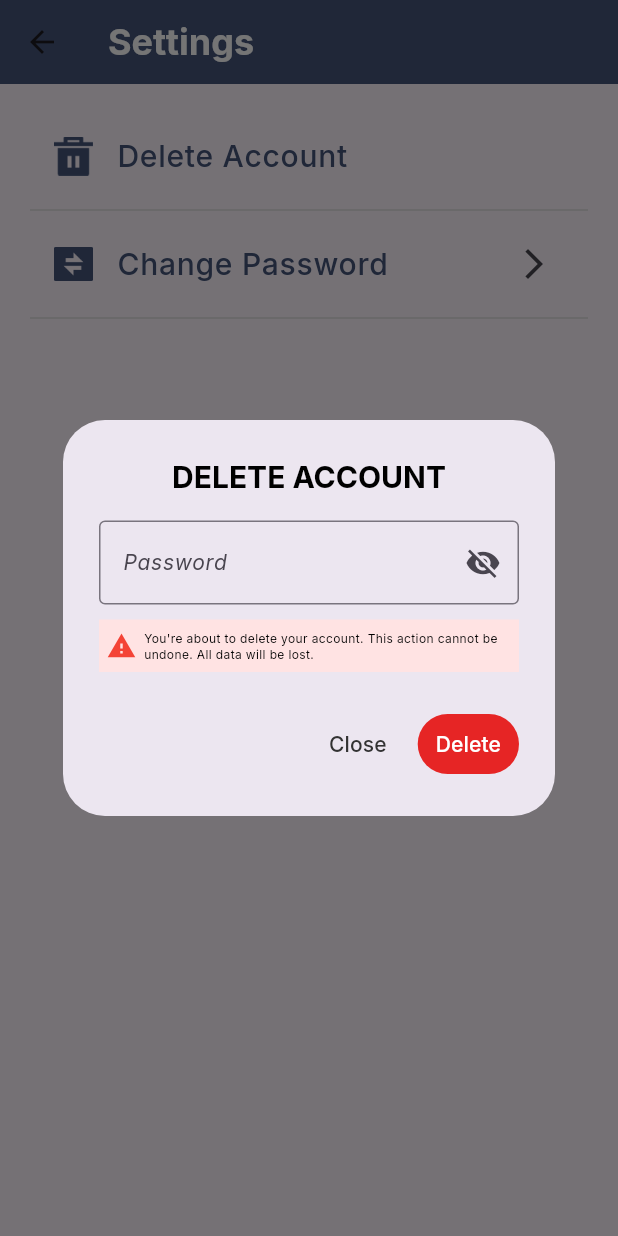
After one commit to Alif-Fikri/JIR, a Flutter app: the SettingsPage screen opened directly, after a tap on "Delete Account", on a phone screen of 412 x 824 dp. The commit adds this screen. Run offline on Flutter 3.47's test engine with Material 3 defaults, Android fonts, the phone set to English and light mode, and no system bars; our stand-ins replace google_fonts; network calls fail.

Commit message:
Update Settings Page

```diff
--- a/lib/helper/menu.dart
+++ b/lib/helper/menu.dart
@@ -10,7 +10,7 @@ class Menu extends StatefulWidget {
 }
 
 class _MenuState extends State<Menu> {
-  int _selectedIndex = 2;
+  int _selectedIndex = 3;
 
   final List<Widget> _pages = [
     HomePage(),
--- a/lib/main.dart
+++ b/lib/main.dart
@@ -2,6 +2,7 @@ import 'package:flutter/material.dart';
 import 'package:smartcitys/pages/auth/login.dart';
 import 'package:smartcitys/pages/auth/signup.dart';
 import 'package:smartcitys/helper/menu.dart';
+import 'package:smartcitys/pages/profile/settings/settings_page.dart';
 
 void main() {
   runApp(MyApp());
@@ -13,7 +14,7 @@ class MyApp extends StatelessWidget {
     return MaterialApp(
       title: 'Login Page',
       theme: ThemeData(),
-      home: Menu(),
+      home: SettingsPage(),
     );
   }
 }
--- /dev/null
+++ b/lib/pages/profile/settings/settings_page.dart
@@ -0,0 +1,158 @@
+import 'package:flutter/material.dart';
+import 'package:google_fonts/google_fonts.dart';
+
+class SettingsPage extends StatefulWidget {
+  @override
+  _SettingsPageState createState() => _SettingsPageState();
+}
+
+class _SettingsPageState extends State<SettingsPage> {
+  bool _isPasswordVisible = false;
+
+  @override
+  Widget build(BuildContext context) {
+    return Scaffold(
+      appBar: AppBar(
+        title: Text('Settings'),
+        titleTextStyle: GoogleFonts.inter(
+            fontWeight: FontWeight.w700, color: Colors.white, fontSize: 24),
+        backgroundColor: Color(0xff45557B),
+      ),
+      body: Padding(
+        padding: const EdgeInsets.symmetric(horizontal: 20.0, vertical: 20.0),
+        child: ListView(
+          children: [
+            ListTile(
+              leading: Image.asset(
+                'assets/images/delete.png',
+                height: 26,
+                width: 26,
+              ),
+              title: Text('Delete Account',
+                  style: GoogleFonts.inter(
+                      fontSize: 20,
+                      fontWeight: FontWeight.w500,
+                      color: Color(0xff45557B))),
+              onTap: () => _showDeleteAccountDialog(context),
+            ),
+            Divider(color: Color(0xffDEDEDE)),
+            ListTile(
+              leading: Image.asset(
+                'assets/images/change.png',
+                height: 26,
+                width: 26,
+              ),
+              title: Text('Change Password',
+                  style: GoogleFonts.inter(
+                      fontSize: 20,
+                      fontWeight: FontWeight.w500,
+                      color: Color(0xff45557B))),
+              trailing: Icon(Icons.arrow_forward_ios),
+              onTap: () {
+                // Tambahkan navigasi untuk mengganti password di sini
+              },
+            ),
+            Divider(color: Color(0xffDEDEDE)),
+          ],
+        ),
+      ),
+    );
+  }
+
+  void _showDeleteAccountDialog(BuildContext context) {
+    showDialog(
+      context: context,
+      builder: (context) {
+        return AlertDialog(
+          title: Text(
+            'DELETE ACCOUNT',
+            style: GoogleFonts.inter(
+                fontWeight: FontWeight.bold, color: Colors.black, fontSize: 20),
+            textAlign: TextAlign.center,
+          ),
+          content: Column(
+            mainAxisSize: MainAxisSize.min,
+            children: [
+              TextField(
+                decoration: InputDecoration(
+                  labelText: 'Password',
+                  hintText: 'Please insert your Password',
+                  labelStyle: GoogleFonts.inter(
+                      fontSize: 14, fontStyle: FontStyle.italic),
+                  hintStyle: GoogleFonts.inter(fontSize: 14),
+                  suffixIcon: IconButton(
+                    icon: Icon(
+                      _isPasswordVisible
+                          ? Icons.visibility
+                          : Icons.visibility_off,
+                    ),
+                    onPressed: () {
+                      setState(() {
+                        _isPasswordVisible =
+                            !_isPasswordVisible; // Toggle visibilitas
+                      });
+                    },
+                  ),
+                  border: OutlineInputBorder(),
+                ),
+                obscureText: !_isPasswordVisible, // Atur visibilitas teks
+              ),
+              SizedBox(height: 10),
+              Row(
+                children: [
+                  Container(
+                    height: 35.0,
+                    width: 280.0,
+                    color: Color(0xffFFE3E3),
+                    padding: EdgeInsets.all(5.0),
+                    child: Row(
+                      children: [
+                        Icon(Icons.warning, color: Colors.red, size: 20),
+                        SizedBox(width: 5),
+                        Expanded(
+                          child: Text(
+                            "You're about to delete your account. This action cannot be \nundone. All data will be lost.",
+                            style: GoogleFonts.inter(
+                                color: Colors.black, fontSize: 8),
+                            softWrap: true,
+                            overflow: TextOverflow.ellipsis,
+                          ),
+                        ),
+                      ],
+                    ),
+                  ),
+                ],
+              ),
+            ],
+          ),
+          actions: [
+            TextButton(
+              child: Text(
+                'Close',
+                style: GoogleFonts.inter(
+                    fontSize: 14,
+                    fontWeight: FontWeight.w500,
+                    color: Color(0xff323232)),
+              ),
+              onPressed: () => Navigator.of(context).pop(),
+            ),
+            TextButton(
+              child: Text(
+                'Delete',
+                style: GoogleFonts.inter(
+                    color: Colors.white,
+                    fontSize: 14,
+                    fontWeight: FontWeight.w500),
+              ),
+              style: TextButton.styleFrom(backgroundColor: Color(0xffE62525)),
+              onPressed: () {
+                // Tambahkan logika penghapusan akun di sini
+                Navigator.of(context).pop();
+              },
+            ),
+          ],
+        );
+      },
+    );
+  }
+}
--- a/pubspec.yaml
+++ b/pubspec.yaml
@@ -87,6 +87,8 @@ flutter:
   - assets/images/termsofservice.png
   - assets/images/logout.png
   - assets/images/robot.png
+  - assets/images/delete.png
+  - assets/images/change.png
 
   # An image asset can refer to one or more resolution-specific "variants", see
   # https://flutter.dev/assets-and-images/#resolution-aware
```
Also changed, not shown: lib/pages/home/home.dart (+5 -7 lines), lib/pages/profile/profile.dart (+72 -4 lines), lib/pages/profile/settings/change_password_page.dart (added, +43 -0 lines), assets/images/change.png (added), assets/images/delete.png (added).
